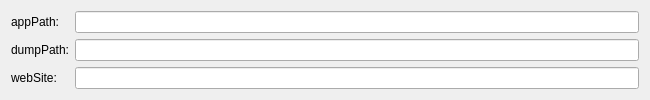
The window that bugreport/mainwindow.ui (xclxxl414/bftrader) describes before a commit, drawn with Qt 5.
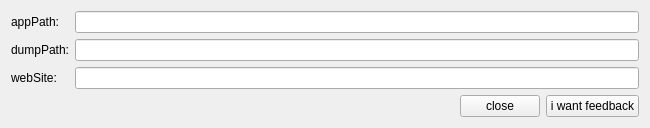
The same window after the commit.

What changed in the file:
```diff
--- a/bugreport/mainwindow.ui
+++ b/bugreport/mainwindow.ui
@@ -7,13 +7,15 @@
     <x>0</x>
     <y>0</y>
     <width>650</width>
-    <height>90</height>
+    <height>123</height>
    </rect>
   </property>
   <property name="windowTitle">
    <string>MainWindow</string>
   </property>
   <widget class="QWidget" name="centralWidget">
+   <layout class="QVBoxLayout" name="verticalLayout">
+    <item>
    <layout class="QFormLayout" name="formLayout">
     <item row="0" column="0">
      <widget class="QLabel" name="labelAppPath">
@@ -44,6 +46,39 @@
     </item>
     <item row="2" column="1">
      <widget class="QLineEdit" name="lineEditWebSite"/>
+      </item>
+     </layout>
+    </item>
+    <item>
+     <layout class="QHBoxLayout" name="horizontalLayout">
+      <item>
+       <spacer name="horizontalSpacer">
+        <property name="orientation">
+         <enum>Qt::Horizontal</enum>
+        </property>
+        <property name="sizeHint" stdset="0">
+         <size>
+          <width>40</width>
+          <height>20</height>
+         </size>
+        </property>
+       </spacer>
+      </item>
+      <item>
+       <widget class="QPushButton" name="pushButtonClose">
+        <property name="text">
+         <string>close</string>
+        </property>
+       </widget>
+      </item>
+      <item>
+       <widget class="QPushButton" name="pushButtonFeedback">
+        <property name="text">
+         <string>i want feedback</string>
+        </property>
+       </widget>
+      </item>
+     </layout>
     </item>
    </layout>
   </widget>
```
Lines whose indentation alone changed are shown as unchanged.
